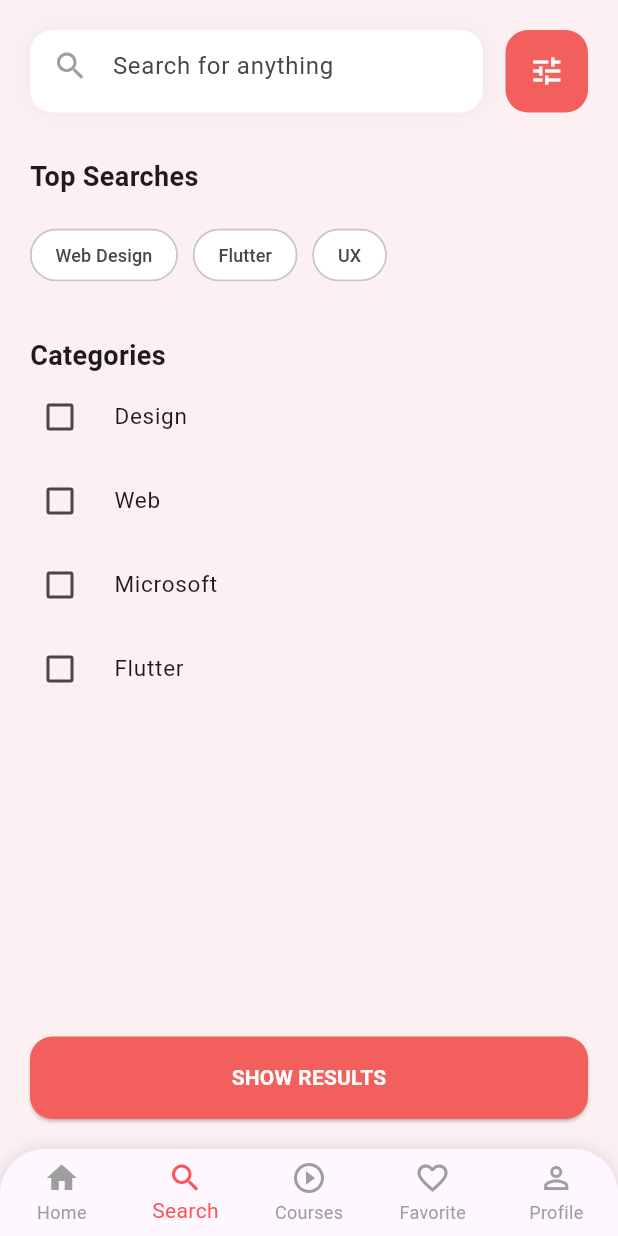
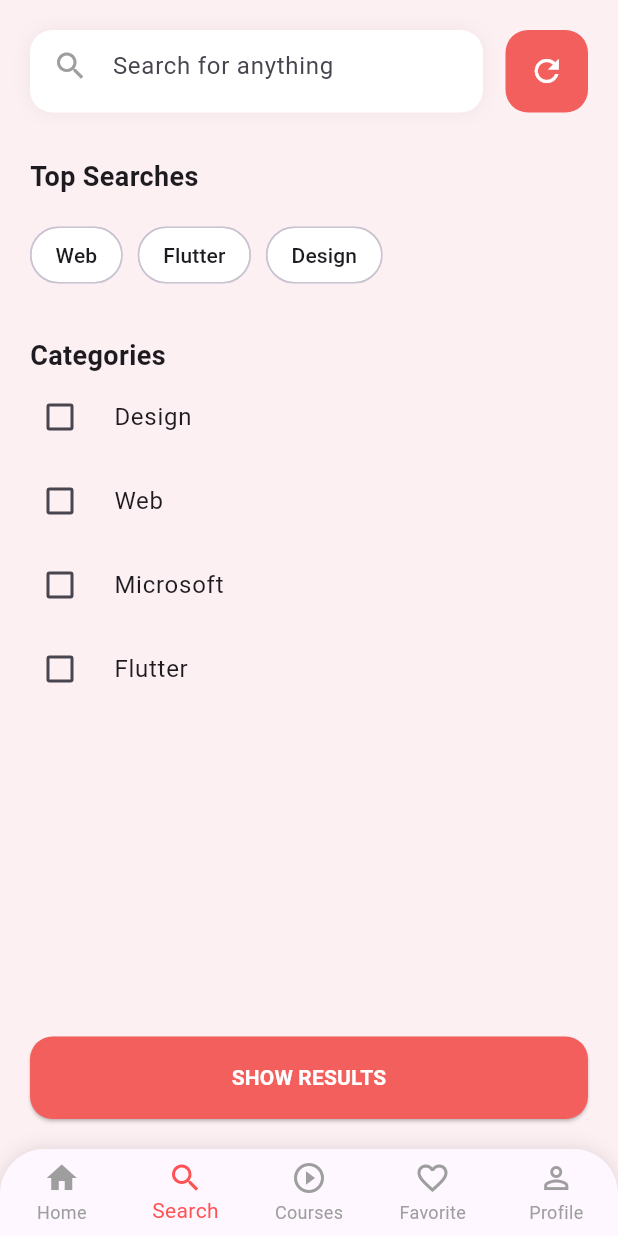
Before and after one commit to Soultone-hub/Projet_flutter, a Flutter app: the screen it shows after launch, item 2 of the bottom bar chosen, after a tap on "SHOW RESULTS", on a phone screen of 412 x 824 dp. Run offline on Flutter 3.47's test engine with Material 3 defaults, Android fonts, the phone set to English and light mode, and no system bars; network calls fail; Roboto replaces fonts that are missing (Poppins).

Commit message:
logique de filtrage

```diff
--- a/lib/main.dart
+++ b/lib/main.dart
@@ -2,6 +2,14 @@ import 'package:flutter/material.dart';
 import 'dart:async';
 
 void main() => runApp(const MyApp());
+
+// --- DONNÉES GLOBALES (Accessibles partout sans erreur) ---
+final List<Map<String, dynamic>> globalCategories = [
+  {"name": "Design", "icon": Icons.brush_outlined},
+  {"name": "Web", "icon": Icons.code_rounded},
+  {"name": "Microsoft", "icon": Icons.grid_view},
+  {"name": "Flutter", "icon": Icons.flutter_dash},
+];
 
 class MyApp extends StatelessWidget {
   const MyApp({super.key});
@@ -20,7 +28,6 @@ class MyApp extends StatelessWidget {
   }
 }
 
-// --- LE CONTRÔLEUR DE NAVIGATION ---
 class MainNavigationController extends StatefulWidget {
   const MainNavigationController({super.key});
 
@@ -30,8 +37,13 @@ class MainNavigationController extends StatefulWidget {
 
 class _MainNavigationControllerState extends State<MainNavigationController> {
   int _currentIndex = 0;
-  String selectedCategory = "Web"; // Catégorie par défaut
+  String selectedCategory = "Web";
+
+  // Variables de recherche (Uniques et bien placées)
+  final TextEditingController searchController = TextEditingController();
   List<String> selectedSearchFilters = [];
+  String searchQuery = "";
+
   final Map<String, List<Map<String, dynamic>>> coursesData = {
     "Web": [
       {"title": "Web Development", "instructor": "John Doe", "price": "8500/-BDT", "duration": "12h 52m", "date": "24-03-2023"},
@@ -56,7 +68,7 @@ class _MainNavigationControllerState extends State<MainNavigationController> {
           index: _currentIndex,
           children: [
             _homeView(),
-            searchView(),
+            _searchView(), // Note le "_" pour la cohérence
             const Center(child: Text("My Courses")),
             const Center(child: Text("Favorite View")),
             const Center(child: Text("Profile")),
@@ -67,14 +79,13 @@ class _MainNavigationControllerState extends State<MainNavigationController> {
     );
   }
 
-  // --- VUE ACCUEIL (HOME) ---
+  // --- VUE ACCUEIL ---
   Widget _homeView() {
     return SingleChildScrollView(
       padding: const EdgeInsets.all(20),
       child: Column(
         crossAxisAlignment: CrossAxisAlignment.start,
         children: [
-          // Header
           const Row(
             mainAxisAlignment: MainAxisAlignment.spaceBetween,
             children: [
@@ -83,22 +94,16 @@ class _MainNavigationControllerState extends State<MainNavigationController> {
             ],
           ),
           const SizedBox(height: 25),
-
-          // Carrousel Automatique
           const AutoImageCarousel(),
           const SizedBox(height: 30),
-
-          // Section Catégories
           const SectionHeader(title: "Categories"),
           const SizedBox(height: 15),
           _buildCategoryList(),
           const SizedBox(height: 30),
-
-          // Section Cours
           SectionHeader(
             title: "Upcoming Courses",
             showSeeAll: true,
-            onSeeAllTap: () => _changeTab(1), // Envoie vers Search
+            onSeeAllTap: () => _changeTab(1),
           ),
           const SizedBox(height: 15),
           _buildCourseSlider(),
@@ -108,17 +113,10 @@ class _MainNavigationControllerState extends State<MainNavigationController> {
   }
 
   Widget _buildCategoryList() {
-    final List<Map<String, dynamic>> categories = [
-      {"name": "Design", "icon": Icons.brush_outlined},
-      {"name": "Web", "icon": Icons.code_rounded},
-      {"name": "Microsoft", "icon": Icons.grid_view},
-      {"name": "Flutter", "icon": Icons.flutter_dash},
-    ];
-
     return SingleChildScrollView(
       scrollDirection: Axis.horizontal,
       child: Row(
-        children: categories.map((cat) {
+        children: globalCategories.map((cat) {
           final bool isSelected = selectedCategory == cat['name'];
           return CategoryItem(
             title: cat['name'],
@@ -132,7 +130,6 @@ class _MainNavigationControllerState extends State<MainNavigationController> {
   }
 
   Widget _buildCourseSlider() {
-
     final courses = coursesData[selectedCategory] ?? [];
     return SizedBox(
       height: 285,
@@ -146,14 +143,14 @@ class _MainNavigationControllerState extends State<MainNavigationController> {
     );
   }
 
-  Widget searchView() {
+  // --- VUE RECHERCHE ---
+  Widget _searchView() {
     return Padding(
       padding: const EdgeInsets.symmetric(horizontal: 20),
       child: Column(
         crossAxisAlignment: CrossAxisAlignment.start,
         children: [
           const SizedBox(height: 20),
-        // BARRE DE RECHERCHE
           Row(
             children: [
               Expanded(
@@ -165,8 +162,10 @@ class _MainNavigationControllerState extends State<MainNavigationController> {
                     borderRadius: BorderRadius.circular(15),
                     boxShadow: [BoxShadow(color: Colors.black.withOpacity(0.05), blurRadius: 10)],
                   ),
-                child: const TextField(
-                  decoration: InputDecoration(
+                  child: TextField(
+                    controller: searchController,
+                    onChanged: (value) => setState(() => searchQuery = value),
+                    decoration: const InputDecoration(
                       hintText: "Search for anything",
                       border: InputBorder.none,
                       icon: Icon(Icons.search, color: Colors.grey),
@@ -175,42 +174,48 @@ class _MainNavigationControllerState extends State<MainNavigationController> {
                 ),
               ),
               const SizedBox(width: 15),
-            Container(
+              GestureDetector(
+                onTap: () => setState(() {
+                  selectedSearchFilters.clear();
+                  searchController.clear();
+                  searchQuery = "";
+                }),
+                child: Container(
                   height: 55, width: 55,
                   decoration: BoxDecoration(color: const Color(0xFFF25F5C), borderRadius: BorderRadius.circular(15)),
-              child: const Icon(Icons.tune, color: Colors.white),
+                  child: const Icon(Icons.refresh, color: Colors.white),
+                ),
               ),
             ],
           ),
-
           const SizedBox(height: 30),
           const Text("Top Searches", style: TextStyle(fontSize: 18, fontWeight: FontWeight.bold)),
           const SizedBox(height: 15),
-
-        // TAGS STATIQUES (Exemples)
           Wrap(
             spacing: 10,
-          children: ["Web Design", "Flutter", "UX"].map((tag) => Chip(
-            label: Text(tag, style: const TextStyle(fontSize: 12)),
+            children: ["Web", "Flutter", "Design"].map((tag) => ActionChip(
+              label: Text(tag),
+              onPressed: () {
+                setState(() {
+                  searchController.text = tag;
+                  searchQuery = tag;
+                });
+              },
               backgroundColor: Colors.white,
               shape: RoundedRectangleBorder(borderRadius: BorderRadius.circular(20)),
             )).toList(),
           ),
-
           const SizedBox(height: 30),
           const Text("Categories", style: TextStyle(fontSize: 18, fontWeight: FontWeight.bold)),
-
-        // --- SYNCHRONISATION AUTOMATIQUE ICI ---
           Expanded(
             child: ListView.builder(
-            itemCount: globalCategories.length, // Utilise ta liste globale
+              itemCount: globalCategories.length,
               itemBuilder: (context, index) {
                 final catName = globalCategories[index]['name'];
                 final isChecked = selectedSearchFilters.contains(catName);
-
                 return CheckboxListTile(
                   contentPadding: EdgeInsets.zero,
-                title: Text(catName, style: const TextStyle(fontSize: 15)),
+                  title: Text(catName),
                   value: isChecked,
                   activeColor: const Color(0xFFF25F5C),
                   controlAffinity: ListTileControlAffinity.leading,
@@ -227,8 +232,6 @@ class _MainNavigationControllerState extends State<MainNavigationController> {
               },
             ),
           ),
-
-        // BOUTON DE RÉSULTATS
           Padding(
             padding: const EdgeInsets.only(bottom: 20),
             child: SizedBox(
@@ -240,8 +243,8 @@ class _MainNavigationControllerState extends State<MainNavigationController> {
                   shape: RoundedRectangleBorder(borderRadius: BorderRadius.circular(15)),
                 ),
                 onPressed: () {
-                print("Filtres sélectionnés : $selectedSearchFilters");
-                // Ici tu pourras filtrer tes cours
+                  FocusScope.of(context).unfocus();
+                  print("Search: $searchQuery | Filters: $selectedSearchFilters");
                 },
                 child: const Text("SHOW RESULTS", style: TextStyle(color: Colors.white, fontWeight: FontWeight.bold)),
               ),
@@ -250,13 +253,13 @@ class _MainNavigationControllerState extends State<MainNavigationController> {
         ],
       ),
     );
-}}
+  }
+}
 
+// --- TOUS LES WIDGETS EXTERNES RE-VÉRIFIÉS ---
 
-// --- COMPOSANT : CARROUSEL AUTO ---
 class AutoImageCarousel extends StatefulWidget {
   const AutoImageCarousel({super.key});
-
   @override
   State<AutoImageCarousel> createState() => _AutoImageCarouselState();
 }
@@ -327,7 +330,6 @@ class _AutoImageCarouselState extends State<AutoImageCarousel> {
   }
 }
 
-// --- COMPOSANT : CARTE DE COURS ---
 class CourseCard extends StatelessWidget {
   final Map<String, dynamic> course;
   const CourseCard({super.key, required this.course});
@@ -350,7 +352,7 @@ class CourseCard extends StatelessWidget {
             children: [
               ClipRRect(
                 borderRadius: const BorderRadius.vertical(top: Radius.circular(25)),
-                child: Container(height: 130, color: Colors.grey[200], child: const Icon(Icons.image, size: 40, color: Colors.white)),
+                child: Container(height: 130, width: double.infinity, color: Colors.grey[200], child: const Icon(Icons.image, size: 40, color: Colors.white)),
               ),
               Positioned(
                 bottom: -15, left: 15,
@@ -395,7 +397,6 @@ class CourseCard extends StatelessWidget {
   }
 }
 
-// --- COMPOSANTS UI MINEURS ---
 class SectionHeader extends StatelessWidget {
   final String title;
   final bool showSeeAll;
@@ -468,10 +469,3 @@ class CustomFooter extends StatelessWidget {
     );
   }
 }
-
-final List<Map<String, dynamic>> globalCategories = [
-  {"name": "Design", "icon": Icons.brush_outlined},
-  {"name": "Web", "icon": Icons.code_rounded},
-  {"name": "Microsoft", "icon": Icons.grid_view},
-  {"name": "Flutter", "icon": Icons.flutter_dash},
-];
```
Lines whose indentation alone changed are shown as unchanged.
